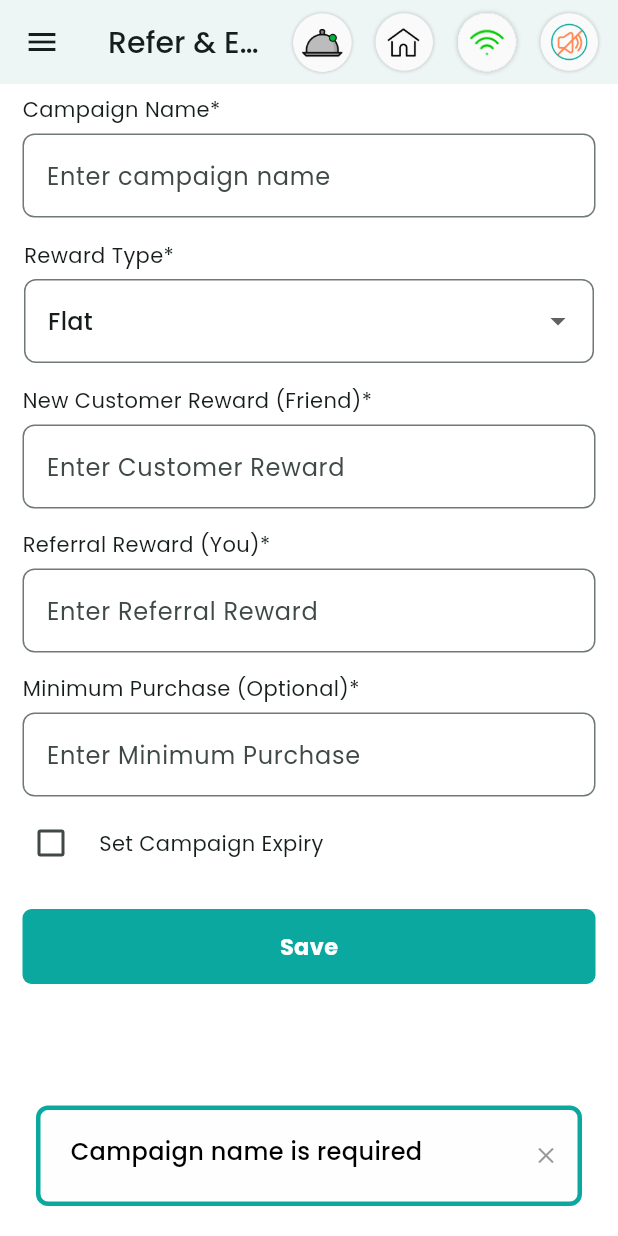
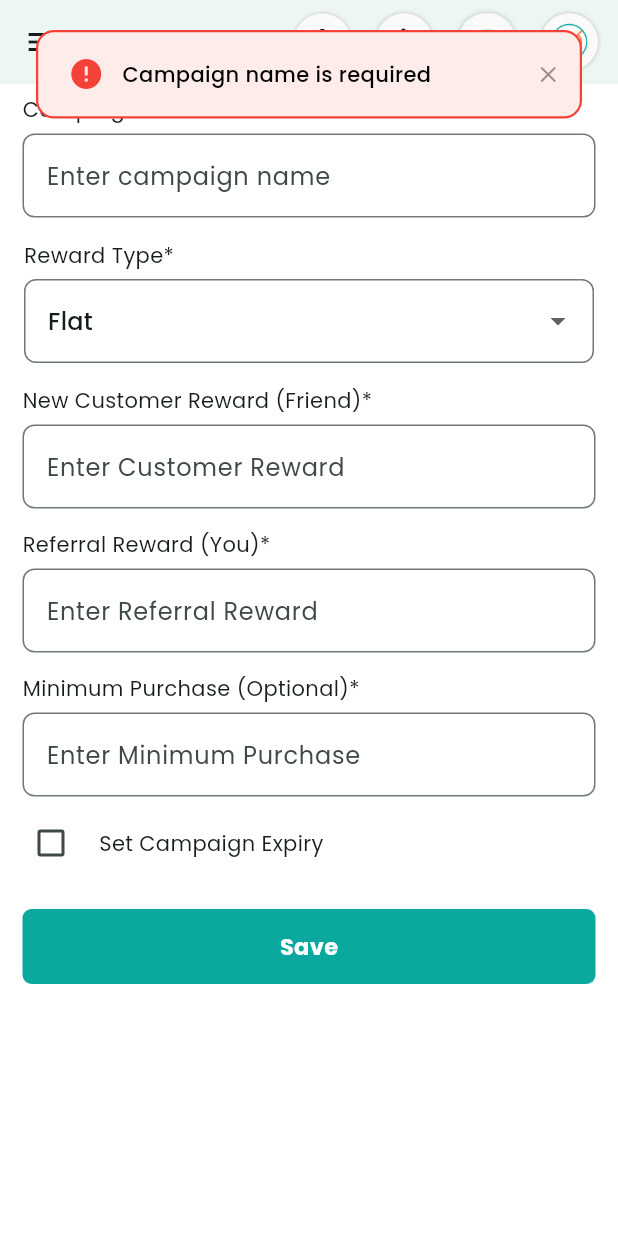
Before and after one commit to rkrunal12/refer_and_earn-POS---FoodChow-, a Flutter app: the screen it shows after launch, after a tap on "Save", on a phone screen of 412 x 824 dp. Run offline on Flutter 3.47's test engine with Material 3 defaults, Android fonts, the phone set to English and light mode, and no system bars; drawn by our look-alikes of toastification; our stand-ins replace intl_phone_number_input; missing offline and left inert: device_preview_minus, validate_phone_number, window_manager; network calls fail.

Commit message:
Toast placement error solved

```diff
--- a/lib/refer_and_earn/color_class.dart
+++ b/lib/refer_and_earn/color_class.dart
@@ -1,8 +1,10 @@
 import 'package:flutter/material.dart';
-class ColorsClass{
+
+class ColorsClass {
   static const Color blackColor = Colors.black;
   static const Color deviderColor = Color(0xFFD9D9D9);
   static const Color tableDevider = Color(0xFF9C9C9C);
   static const Color white = Colors.white;
   static const Color primary = Color(0xFF0AA89E);
+  static final Color toastColor = Colors.red.withAlpha(200);
 }
--- a/lib/refer_and_earn/view/mobile/mobile_cashback.dart
+++ b/lib/refer_and_earn/view/mobile/mobile_cashback.dart
@@ -73,7 +73,7 @@ class _MobileCashbackState extends State<MobileCashback> with SingleTickerProvid
                     value: "Save",
                     color: ColorsClass.primary,
                   ),
-                  onTap: () => CashBack.saveData(_tabController, context, true),
+                  onTap: () => CashBack.saveData(_tabController, context,),
                 ),
               ),
             ],
@@ -115,7 +115,7 @@ class _MobileCashbackState extends State<MobileCashback> with SingleTickerProvid
                   value: "Save",
                   color: ColorsClass.primary,
                 ),
-                onTap: () => CashBack.saveData(_tabController, context, false),
+                onTap: () => CashBack.saveData(_tabController, context,),
               ),
             ),
           ],
--- a/lib/refer_and_earn/view/mobile/restraurent_referal_mobile.dart
+++ b/lib/refer_and_earn/view/mobile/restraurent_referal_mobile.dart
@@ -62,7 +62,9 @@ class _RestraurentReferalMobileState extends State<RestraurentReferalMobile> {
                     return Center(child: Text(provider.referralError!));
                   }
                   if (provider.referralList.isEmpty) {
-                    return const Center(child: Text("No Referred Restaurant added"));
+                    return const Center(
+                      child: Text("No Referred Restaurant added"),
+                    );
                   }
                   return CustomTableRestaurantMobile(
                     list: provider.referralList,
--- a/lib/refer_and_earn/view/widgets/common_widgets.dart
+++ b/lib/refer_and_earn/view/widgets/common_widgets.dart
@@ -2,59 +2,34 @@ import 'package:flutter/material.dart';
 import 'package:intl_phone_number_input/intl_phone_number_input.dart';
 import 'package:provider/provider.dart';
 import 'package:toastification/toastification.dart';
-import '../../../main.dart';
 import '../../color_class.dart';
 import '../../controller/provider/refer_provider.dart';
 import 'campaign_widgets.dart';
 
 /// Show a Snack bar using Fluttertoast
 class CustomSnackBar {
-  static void show(String message, bool isMobile) {
-    final context = navigatorKey.currentContext!;
-    toastification.show(
-      context: context,
-      type: ToastificationType.success,
-      style: ToastificationStyle.flat,
-      autoCloseDuration: const Duration(seconds: 2),
-      title: Text(
-        message,
-        style: const TextStyle(fontSize: 16),
-      ),
-      description: SizedBox(
-        width: MediaQuery.of(context).size.width,
-      ),
-      alignment: isMobile ? Alignment.topCenter :Alignment.bottomCenter,
-      direction: TextDirection.ltr,
-      animationDuration: const Duration(milliseconds: 300),
-      animationBuilder: (context, animation, alignment, child) {
-        return SlideTransition(
-          position: Tween<Offset>(
-            begin: isMobile ? const Offset(2.0, 0.0) :const Offset(4.0, 0.0),
-            end: const Offset(0.0, 0.0),
-          ).animate(
-            CurvedAnimation(
-              parent: animation,
-              curve: Curves.easeOut,
-              reverseCurve: Curves.easeIn,
-            ),
-          ),
-          child: child,
+  static void showSuccess(String message) {
+    final notification = Toastification().show(
+      title: Text(message),
+      icon: const Icon(Icons.notifications_active),
+      autoCloseDuration: const Duration(seconds: 3),
+      style: ToastificationStyle.flatColored,
+      primaryColor: ColorsClass.primary,
+      alignment: Alignment.topRight,
     );
-      },
-      showIcon: false,
-      primaryColor: ColorsClass.primary.withOpacity(0.5),
-      backgroundColor: Color(0x0fe6f6f5),
-      foregroundColor: ColorsClass.blackColor,
-      borderRadius: BorderRadius.circular(8),
-      borderSide: BorderSide(
-        color: ColorsClass.primary,
-        width: 3,
-      ),
-      showProgressBar: false,
-      pauseOnHover: true,
-      dragToClose: true,
-      applyBlurEffect: true,
+    toastification.dismiss(notification);
+  }
+
+  static void showError(String message) {
+    final notification = Toastification().show(
+      title: Text(message),
+      icon: const Icon(Icons.error),
+      autoCloseDuration: const Duration(seconds: 3),
+      style: ToastificationStyle.flatColored,
+      primaryColor: Colors.red,
+      alignment: Alignment.topRight,
     );
+    toastification.dismiss(notification);
   }
 }
 
@@ -105,7 +80,7 @@ class TextFieldColumn extends StatelessWidget {
     required this.controller,
     required this.type,
     this.isPhone,
-    this.mobile
+    this.mobile,
   });
 
   @override
@@ -120,18 +95,18 @@ class TextFieldColumn extends StatelessWidget {
             style: const TextStyle(fontSize: 14, fontWeight: FontWeight.w400),
           ),
           const SizedBox(height: 6),
-          if(isPhone ?? false)...[
+          if (isPhone ?? false) ...[
             InternationalPhoneNumberInput(
               onInputChanged: (PhoneNumber number) {
                 onIsoCodeChanged?.call(number.isoCode);
               },
-              spaceBetweenSelectorAndTextField:1,
+              spaceBetweenSelectorAndTextField: 1,
               selectorConfig: const SelectorConfig(
                 selectorType: PhoneInputSelectorType.DROPDOWN,
                 showFlags: true,
                 useBottomSheetSafeArea: true,
                 leadingPadding: 0,
-                trailingSpace: true
+                trailingSpace: true,
               ),
               autoValidateMode: AutovalidateMode.disabled,
               textFieldController: controller,
@@ -148,10 +123,8 @@ class TextFieldColumn extends StatelessWidget {
                 signed: false,
                 decimal: false,
               ),
-            )
-
-            ,]
-          else
+            ),
+          ] else
             TextField(
               controller: controller,
               keyboardType: type,
@@ -282,9 +255,18 @@ class CustomButton extends StatelessWidget {
       width: 200,
       decoration: BoxDecoration(
         color: color,
-        borderRadius: BorderRadiusGeometry.all(Radius.circular(6))
+        borderRadius: BorderRadiusGeometry.all(Radius.circular(6)),
       ),
-      child: Center(child: CustomText(text: value, style: TextStyle(fontWeight: FontWeight.w600, fontSize: 15, color: ColorsClass.white)),),
+      child: Center(
+        child: CustomText(
+          text: value,
+          style: TextStyle(
+            fontWeight: FontWeight.w600,
+            fontSize: 15,
+            color: ColorsClass.white,
+          ),
+        ),
+      ),
     );
   }
 }
@@ -304,12 +286,14 @@ class CustomRadioListTile extends StatelessWidget {
     required this.onChanged,
   });
 
-
   @override
   Widget build(BuildContext context) {
     return RadioListTile(
       value: value,
-      title: CustomText(text: title, style: TextStyle(fontSize: 16, fontWeight: FontWeight.w400)),
+      title: CustomText(
+        text: title,
+        style: TextStyle(fontSize: 16, fontWeight: FontWeight.w400),
+      ),
       groupValue: groupValue,
       onChanged: onChanged,
     );
@@ -329,9 +313,6 @@ class CustomCheckBox extends StatelessWidget {
 
   @override
   Widget build(BuildContext context) {
-    return Checkbox(
-      value: value,
-      onChanged: onChanged,
-    );
+    return Checkbox(value: value, onChanged: onChanged);
   }
 }
```
Also changed, not shown: lib/refer_and_earn/controller/provider/refer_provider.dart (+38 -27 lines), lib/refer_and_earn/controller/service/campaign_service.dart (+6 -15 lines), lib/refer_and_earn/view/mobile/add_referral_screen_mobile.dart (+36 -18 lines), lib/refer_and_earn/view/screens/cash_back.dart (+2 -8 lines), lib/refer_and_earn/view/widgets/campaign_widgets.dart (+5 -7 lines), lib/refer_and_earn/view/widgets/mobile_widgets.dart (+4 -5 lines), lib/refer_and_earn/view/widgets/referral_widget.dart (+63 -36 lines), lib/refer_and_earn/view/widgets/update_campaign.dart (+30 -16 lines). Lines whose indentation alone changed are shown as unchanged.
